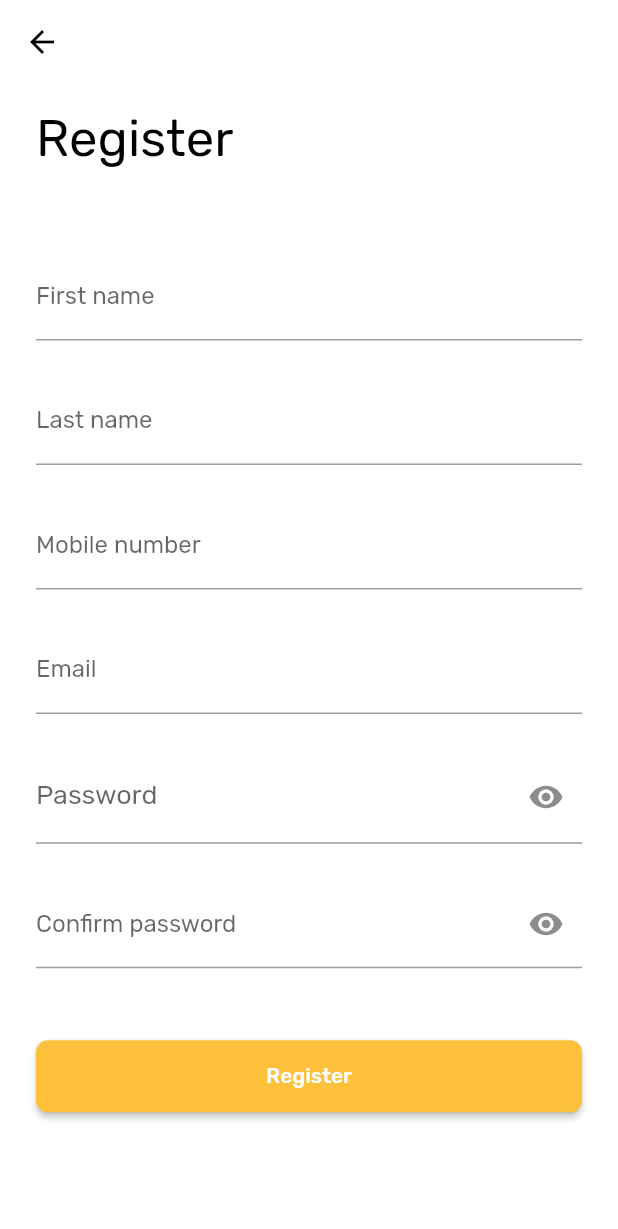
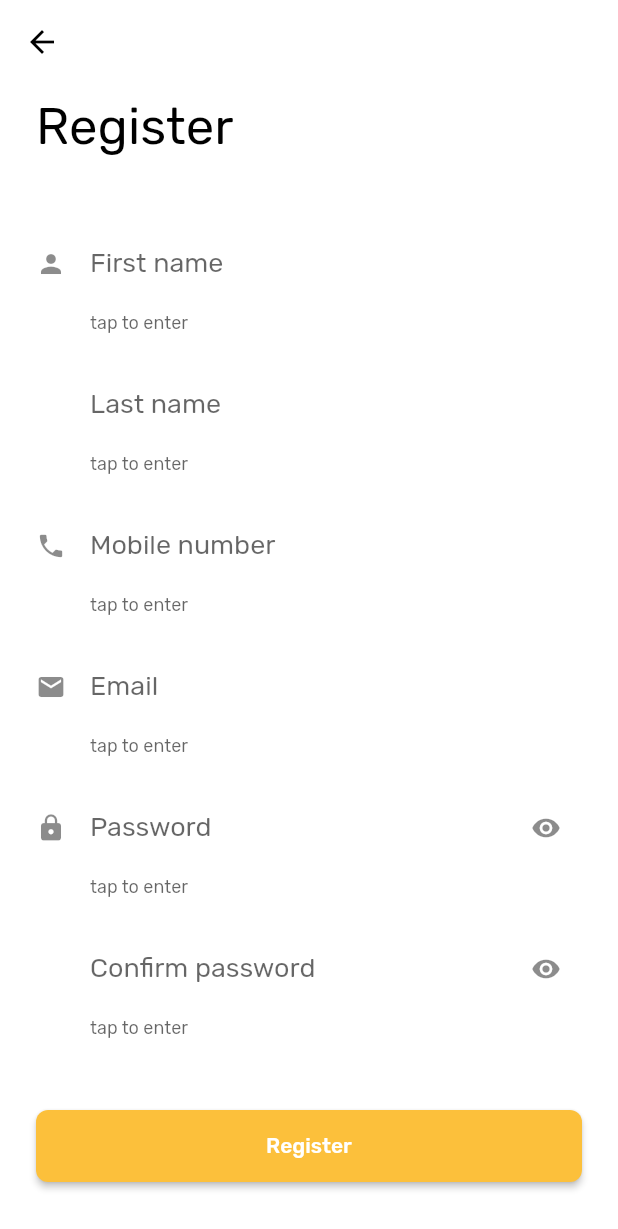
Before and after one commit to deepu513/greycells, a Flutter app: the RegisterPage screen opened by its route, on a phone screen of 412 x 824 dp. Shown: the top 1229 px of the screen. Run offline on Flutter 3.47's test engine with Material 2 defaults, Android fonts, the phone set to English and light mode, and no system bars; our stand-ins replace bloc, equatable, flutter_bloc, flutter_svg, shared_preferences; accounts and stored records are empty; generated files the repository leaves out were written again.

Commit message:
Improved registration page UI

```diff
--- a/lib/mental_health_app.dart
+++ b/lib/mental_health_app.dart
@@ -10,6 +10,7 @@ import 'package:mental_health/simple_bloc_delegate.dart';
 import 'package:mental_health/view/pages/home_page.dart';
 import 'package:mental_health/view/pages/login_page.dart';
 import 'package:mental_health/view/pages/patient_detail_input.dart';
+import 'package:mental_health/view/pages/register_page.dart';
 import 'package:mental_health/view/pages/welcome_page.dart';
 import 'package:provider/provider.dart';
 
@@ -77,7 +78,7 @@ class _MyApp extends StatelessWidget {
             }
 
             // TODO: Handle this/failure, show error or let user login again
-            return LoginPage();
+            return RegisterPage();
           },
         ),
       ),
--- a/lib/view/pages/login_page.dart
+++ b/lib/view/pages/login_page.dart
@@ -14,7 +14,7 @@ class LoginPage extends StatelessWidget {
         brightness: Brightness.light,
       ),
       body: SafeArea(
-        minimum: EdgeInsets.fromLTRB(24.0, 16.0, 24.0, 16.0),
+        minimum: EdgeInsets.fromLTRB(24.0, 8.0, 24.0, 16.0),
         child: Column(
           crossAxisAlignment: CrossAxisAlignment.start,
           children: <Widget>[
--- a/lib/view/pages/register_page.dart
+++ b/lib/view/pages/register_page.dart
@@ -13,7 +13,7 @@ class RegisterPage extends StatelessWidget {
       ),
       body: SafeArea(
         child: SingleChildScrollView(
-          padding: EdgeInsets.fromLTRB(24.0, 16.0, 24.0, 16.0),
+          padding: EdgeInsets.fromLTRB(24.0, 8.0, 24.0, 16.0),
           child: Column(
             crossAxisAlignment: CrossAxisAlignment.start,
             children: <Widget>[
@@ -25,12 +25,17 @@ class RegisterPage extends StatelessWidget {
                     .copyWith(color: Colors.black, fontWeight: FontWeight.w400),
               ),
               SizedBox(
-                height: 56.0,
+                height: 48.0,
               ),
               TextField(
                 maxLines: 1,
+                style: TextStyle(fontSize: 18.0),
                 decoration: InputDecoration(
+                  border: InputBorder.none,
+                  icon: Icon(Icons.person, size: 20.0,),
+                  helperText: "tap to enter",
                   labelText: Strings.firstName,
+                  contentPadding: EdgeInsets.zero,
                 ),
                 autofocus: false,
                 keyboardType: TextInputType.text,
@@ -40,8 +45,13 @@ class RegisterPage extends StatelessWidget {
               ),
               TextField(
                 maxLines: 1,
+                style: TextStyle(fontSize: 18.0),
                 decoration: InputDecoration(
+                  border: InputBorder.none,
+                  icon:  Icon(Icons.brightness_1, size: 20.0,color: Colors.transparent,),
+                  helperText: "tap to enter",
                   labelText: Strings.lastName,
+                  contentPadding: EdgeInsets.zero,
                 ),
                 autofocus: false,
                 keyboardType: TextInputType.text,
@@ -51,8 +61,13 @@ class RegisterPage extends StatelessWidget {
               ),
               TextField(
                 maxLines: 1,
+                style: TextStyle(fontSize: 18.0),
                 decoration: InputDecoration(
+                  border: InputBorder.none,
+                  icon: Icon(Icons.phone, size: 20.0,),
+                  helperText: "tap to enter",
                   labelText: Strings.mobileNumber,
+                  contentPadding: EdgeInsets.zero,
                 ),
                 autofocus: false,
                 keyboardType: TextInputType.phone,
@@ -62,8 +77,13 @@ class RegisterPage extends StatelessWidget {
               ),
               TextField(
                 maxLines: 1,
+                style: TextStyle(fontSize: 18.0),
                 decoration: InputDecoration(
+                  border: InputBorder.none,
+                  icon: Icon(Icons.email, size: 20.0,),
+                  helperText: "tap to enter",
                   labelText: Strings.email,
+                  contentPadding: EdgeInsets.zero,
                 ),
                 autofocus: false,
                 keyboardType: TextInputType.emailAddress,
@@ -75,10 +95,16 @@ class RegisterPage extends StatelessWidget {
                 maxLines: 1,
                 style: TextStyle(fontSize: 18.0),
                 decoration: InputDecoration(
-                    labelText: Strings.password,
-                    suffixIcon: Icon(
-                      Icons.visibility,
-                    )),
+                  border: InputBorder.none,
+                  icon: Icon(Icons.lock, size: 20.0,),
+                  suffixIcon: Icon(
+                    Icons.visibility,
+                    size: 20.0,
+                  ),
+                  helperText: "tap to enter",
+                  labelText: Strings.password,
+                  contentPadding: EdgeInsets.zero,
+                ),
                 autofocus: false,
                 obscureText: true,
                 keyboardType: TextInputType.text,
@@ -88,11 +114,17 @@ class RegisterPage extends StatelessWidget {
               ),
               TextField(
                 maxLines: 1,
+                style: TextStyle(fontSize: 18.0),
                 decoration: InputDecoration(
+                  border: InputBorder.none,
+                  icon: Icon(Icons.brightness_1, size: 20.0, color: Colors.transparent,),
+                  helperText: "tap to enter",
+                  suffixIcon: Icon(
+                    Icons.visibility,
+                    size: 20.0,
+                  ),
                   labelText: Strings.confirmPassword,
-                    suffixIcon: Icon(
-                      Icons.visibility,
-                    ),
+                  contentPadding: EdgeInsets.zero,
                 ),
                 autofocus: false,
                 obscureText: true,
```
